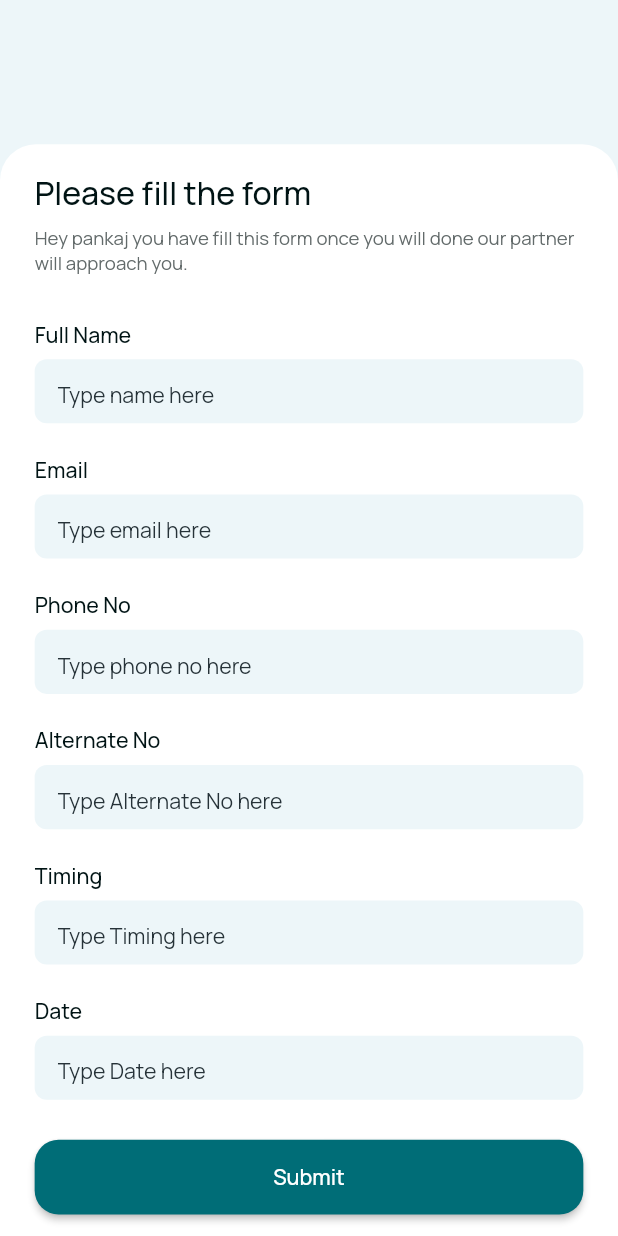
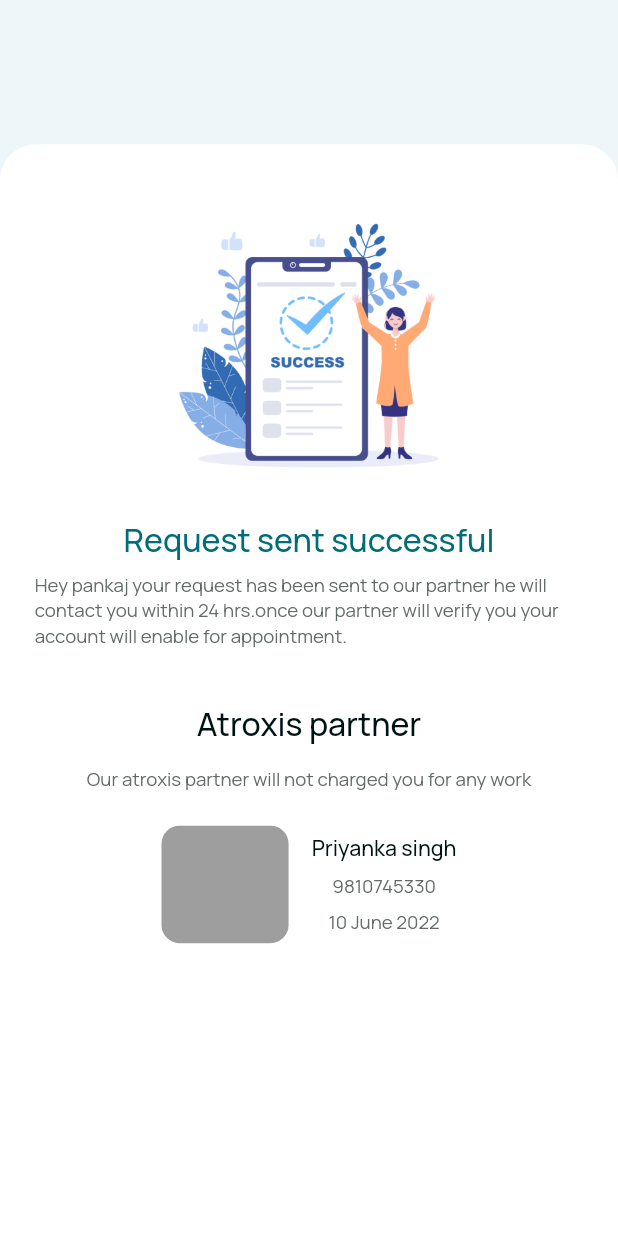
Before and after one commit to Shreyash-kumar/greymatter_01, a Flutter app: the FormScreen screen opened directly, after a tap on "Submit", on a phone screen of 412 x 824 dp. Run offline on Flutter 3.47's test engine with Material 2 defaults, Android fonts, the phone set to English and light mode, and no system bars; our stand-ins replace carousel_slider, dotted_border, flutter_screenutil, flutter_svg, flutter_switch, google_fonts and 2 more.

Commit message:
3 Nov Commit

```diff
--- a/lib/constants/colors.dart
+++ b/lib/constants/colors.dart
@@ -23,3 +23,6 @@ const kB64949 = Color(0xFFB64949);
 const k82DDF0 = Color(0xFF82DDF0);
 const kFFB1A5 = Color(0xFFFFB1A5);
 const k263238 = Color(0xFF263238);
+const k686868 = Color(0xFF686868);
+const kE1EEF2 = Color(0xFFE1EEF2);
+const k36B3BF = Color(0xFF36B3BF);
--- a/lib/constants/fonts.dart
+++ b/lib/constants/fonts.dart
@@ -258,3 +258,18 @@ final kManRope_400_16_263238 = GoogleFonts.manrope(
   fontSize: 16.sp,
   color: k263238,
 );
+final kManRope_500_24_006D77 = GoogleFonts.manrope(
+  fontWeight: FontWeight.w500,
+  fontSize: 24.sp,
+  color: k006D77,
+);
+final kManRope_700_20_686868 = GoogleFonts.manrope(
+  fontWeight: FontWeight.w700,
+  fontSize: 20.sp,
+  color: k686868,
+);
+final kManRope_700_36_36B3BF = GoogleFonts.manrope(
+  fontWeight: FontWeight.w700,
+  fontSize: 36.sp,
+  color: k36B3BF,
+);
--- a/lib/screens/psychologist_screen/form_screen.dart
+++ b/lib/screens/psychologist_screen/form_screen.dart
@@ -2,6 +2,7 @@ import 'package:flutter/material.dart';
 import 'package:flutter_screenutil/flutter_screenutil.dart';
 import 'package:greymatter/constants/colors.dart';
 import 'package:greymatter/constants/fonts.dart';
+import 'package:greymatter/screens/psychologist_screen/request_sent_successful_screen.dart';
 
 class FormScreen extends StatelessWidget {
   const FormScreen({Key? key}) : super(key: key);
@@ -190,7 +191,9 @@ class FormScreen extends StatelessWidget {
                       height: 56.h,
                       width: 380.w,
                       child: MaterialButton(
-                        onPressed: (){},
+                        onPressed: (){
+                          Navigator.of(context).push(MaterialPageRoute(builder: (context) => RequestSentSuccessfulScreen()));
+                        },
                         child: Center(
                           child: Text('Submit', style: kManRope_500_16_white,),
                         ),
@@ -198,7 +201,6 @@ class FormScreen extends StatelessWidget {
                         shape: RoundedRectangleBorder(
                           borderRadius: BorderRadius.all(Radius.circular(16))
                         ),
-
                       ),
                     )
                   ],
--- /dev/null
+++ b/lib/screens/psychologist_screen/request_sent_successful_screen.dart
@@ -0,0 +1,93 @@
+import 'package:flutter/material.dart';
+import 'package:flutter_screenutil/flutter_screenutil.dart';
+import 'package:greymatter/constants/colors.dart';
+import 'package:greymatter/constants/fonts.dart';
+import 'package:greymatter/screens/psychologist_screen/tabs_screen/tabs_screen.dart';
+
+class RequestSentSuccessfulScreen extends StatefulWidget {
+  const RequestSentSuccessfulScreen({Key? key}) : super(key: key);
+
+  @override
+  State<RequestSentSuccessfulScreen> createState() => _RequestSentSuccessfulScreenState();
+}
+
+class _RequestSentSuccessfulScreenState extends State<RequestSentSuccessfulScreen> {
+
+  @override
+  void initState() {
+
+    super.initState();
+    Future.delayed(Duration(seconds: 5), () {
+      setPage();
+    });
+    //setPage();
+  }
+
+  setPage() {
+    Navigator.of(context).push(MaterialPageRoute(builder: (context) => TabsScreen()));
+  }
+
+  @override
+  Widget build(BuildContext context) {
+    return Scaffold(
+      backgroundColor: kWhiteBGColor,
+      body: Column(
+        children: [
+          SizedBox(height: 108.h,),
+          Container(
+            height: 818.h,
+            width: 1.sh,
+            decoration: BoxDecoration(
+              borderRadius: BorderRadius.only(topLeft: Radius.circular(24), topRight: Radius.circular(24)),
+              color: Colors.white,
+            ),
+            child: Column(
+              crossAxisAlignment: CrossAxisAlignment.center,
+              children: [
+                SizedBox(height: 50.h,),
+                Image.asset('assets/images/successfully-completed.png', height: 202.h,width: 288,),
+                SizedBox(height: 28.h,),
+                Text('Request sent successful', style: kManRope_500_24_006D77,),
+                SizedBox(height: 8.h,),
+                Padding(
+                  padding: EdgeInsets.symmetric(horizontal: 24.w),
+                  child: Text('Hey pankaj your request has been sent to our partner he will contact you within 24 hrs.once our partner will verify you your account will enable for appointment.', style: kManRope_400_14_626A6A,),
+                ),
+                SizedBox(height: 40.h,),
+                Text('Atroxis partner', style: kManRope_500_24_001314,),
+                SizedBox(height: 16.h,),
+                Text('Our atroxis partner will not charged you for any work', style: kManRope_400_14_626A6A,),
+                SizedBox(height: 25.h,),
+                Row(
+                  mainAxisAlignment: MainAxisAlignment.center,
+                  children: [
+                    Container(
+                      height: 88.h,
+                      width: 88.w,
+                      decoration: BoxDecoration(
+                        borderRadius: BorderRadius.all(Radius.circular(12)),
+                        color: Colors.grey,
+                      ),
+                    ),
+                    SizedBox(
+                      width: 16.w,
+                    ),
+                    Column(
+                      children: [
+                        Text('Priyanka singh', style: kManRope_500_16_001314,),
+                        SizedBox(height: 8.h,),
+                        Text('9810745330', style: kManRope_400_14_626A6A,),
+                        SizedBox(height: 8.h,),
+                        Text('10 June 2022',style: kManRope_400_14_626A6A ),
+                      ],
+                    ),
+                  ],
+                )
+              ],
+            ),
+          ),
+        ],
+      ),
+    );
+  }
+}
```
Also changed, not shown: lib/screens/psychologist_screen/tabs_screen/psychologist_home_screen.dart (added, +191 -0 lines), lib/screens/psychologist_screen/tabs_screen/tabs_screen.dart (added, +160 -0 lines), assets/icons/Bookings.svg (added), assets/icons/Revenue.svg (added), assets/images/successfully-completed.png (added), assets/images/the-boy-and-girl-are-standing-near-calendar 1.png (added).
